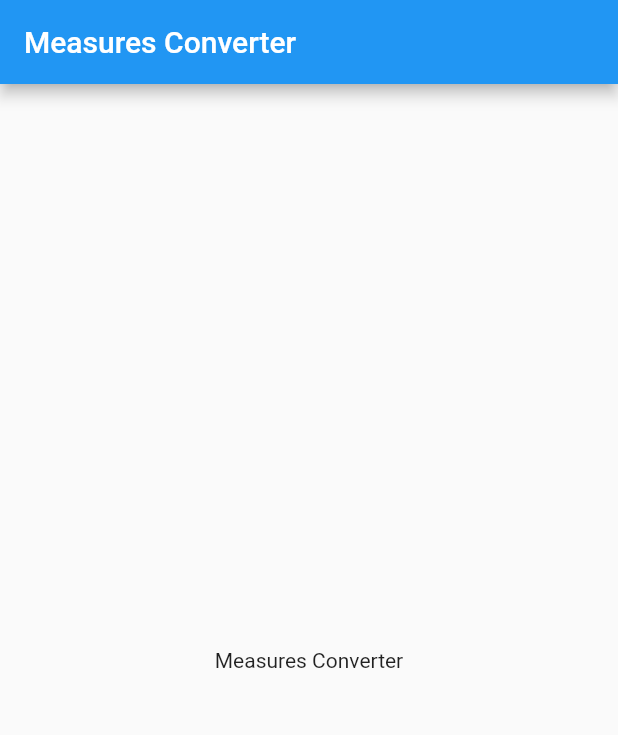
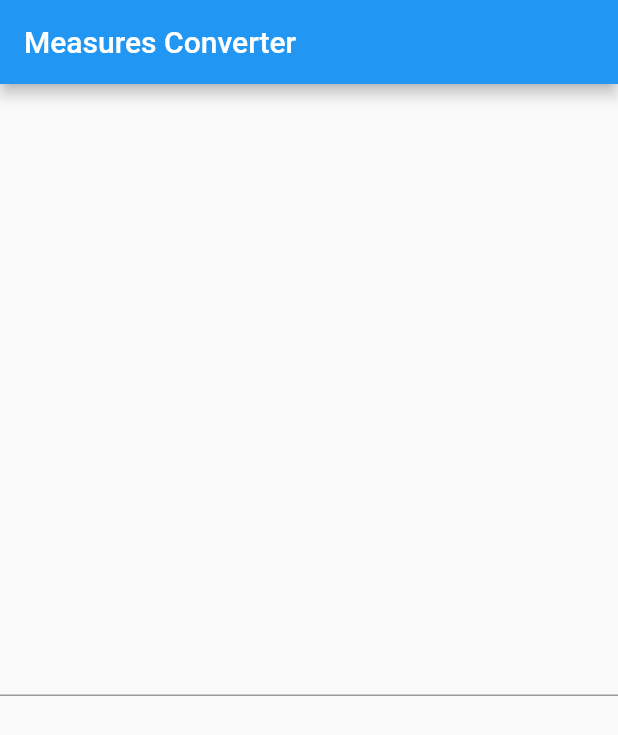
Before and after one commit to Guiffou-Joel/Unit-converter-Flutter-App, a Flutter app: the screen it shows after launch, on a phone screen of 412 x 824 dp. Shown: the top 735 px of the screen. Run offline on Flutter 3.47's test engine with Material 2 defaults, Android fonts, the phone set to English and light mode, and no system bars.

Commit message:
use TextField

```diff
--- a/lib/main.dart
+++ b/lib/main.dart
@@ -8,6 +8,7 @@ class MyApp extends StatefulWidget {
 }
 
 class MyAppState extends State<MyApp> {
+  double _numberFrom;
   @override
   Widget build(BuildContext context) {
     return MaterialApp(
@@ -17,7 +18,7 @@ class MyAppState extends State<MyApp> {
           title: Text('Measures Converter'),
         ),
         body: Center(
-          child: Text('Measures Converter'),
+          child: TextField(),
         ),
       ),
     );
```
